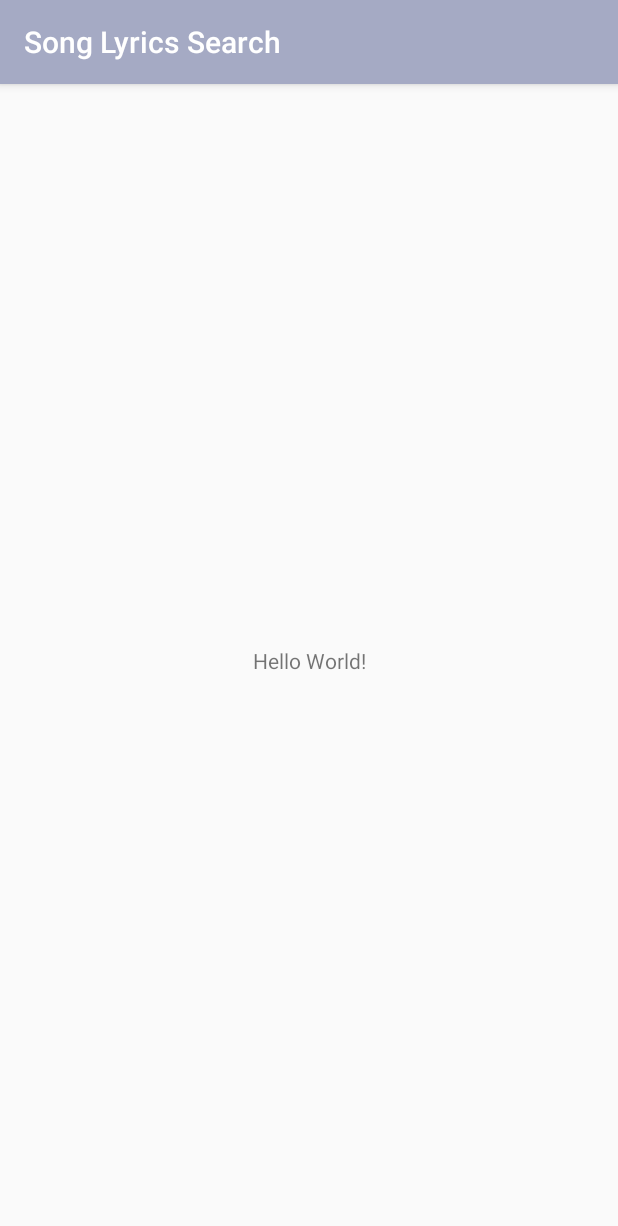
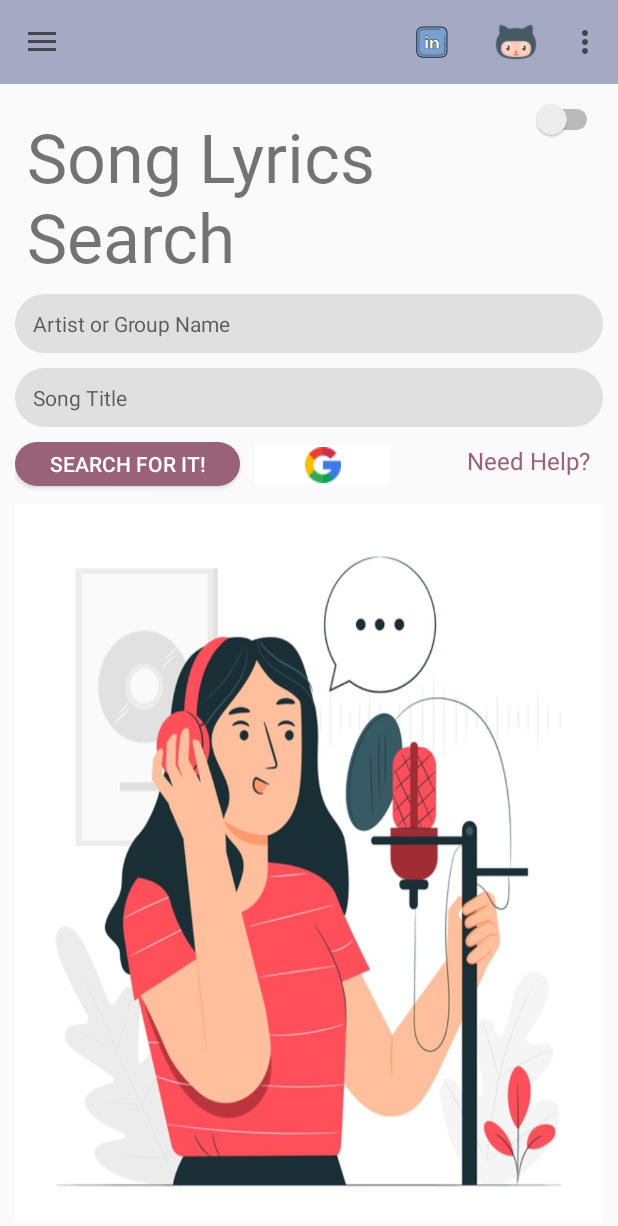
Before and after one commit to andressamachado/Song-Lyrics-Search, an Android app: the screen it shows after launch (MainActivity), on a phone screen of 412 x 824 dp. Shown: the top 1226 px of the screen. Run offline under Robolectric (Android 15) with nearby library versions, the phone set to English and light mode, and no system bars.

Commit message:
Navigation Drawer layout & Toolbar layout added

```diff
--- a/app/build.gradle
+++ b/app/build.gradle
@@ -26,7 +26,9 @@ dependencies {
     implementation fileTree(dir: "libs", include: ["*.jar"])
     implementation 'androidx.appcompat:appcompat:1.2.0'
     implementation 'androidx.constraintlayout:constraintlayout:1.1.3'
-    testImplementation 'junit:junit:4.12'
+    implementation 'com.google.android.material:material:1.2.0'
+    testImplementation 'junit:junit:4.13'
+
     androidTestImplementation 'androidx.test.ext:junit:1.1.1'
     androidTestImplementation 'androidx.test.espresso:espresso-core:3.2.0'
 
--- a/app/src/main/java/com/andressamachado/songlyricssearch/MainActivity.java
+++ b/app/src/main/java/com/andressamachado/songlyricssearch/MainActivity.java
@@ -1,14 +1,69 @@
 package com.andressamachado.songlyricssearch;
 
+import androidx.annotation.NonNull;
+import androidx.appcompat.app.ActionBarDrawerToggle;
 import androidx.appcompat.app.AppCompatActivity;
+import androidx.appcompat.widget.Toolbar;
+import androidx.core.view.GravityCompat;
+import androidx.drawerlayout.widget.DrawerLayout;
 
+import android.app.AlertDialog;
+import android.content.Intent;
+import android.net.Uri;
 import android.os.Bundle;
+import android.view.Menu;
+import android.view.MenuInflater;
+import android.view.MenuItem;
+import android.view.View;
+import android.widget.EditText;
+import android.widget.TextView;
+import android.widget.Toast;
 
-public class MainActivity extends AppCompatActivity {
+import com.google.android.material.navigation.NavigationView;
+
+public class MainActivity extends AppCompatActivity implements NavigationView.OnNavigationItemSelectedListener {
 
     @Override
     protected void onCreate(Bundle savedInstanceState) {
         super.onCreate(savedInstanceState);
-        setContentView(R.layout.activity_main);
+        setContentView(R.layout.main_search_page_activity);
+
+        Toolbar toolbar;
+        toolbar = (Toolbar) findViewById(R.id.application_toolbar);
+
+        DrawerLayout drawer;
+        drawer = findViewById(R.id.drawer_layout);
+
+        toolbar.setTitle("");
+        setSupportActionBar(toolbar);
+
+        ActionBarDrawerToggle toggle = new ActionBarDrawerToggle(this, drawer, toolbar, R.string.open, R.string.close);
+        drawer.addDrawerListener(toggle);
+        toggle.syncState();
+
+        //Standard navigation menu for the application. It is what pops out from the side
+        NavigationView navigationView = findViewById(R.id.nav_view);
+        navigationView.setNavigationItemSelectedListener(this);
+
+    }
+
+    @Override
+    public boolean onCreateOptionsMenu(Menu menu) {
+        // Inflate the menu items for use in the action bar
+        MenuInflater inflater = getMenuInflater();
+        //Inflate the menu with a layout created for it
+        inflater.inflate(R.menu.toolbar_menu, menu);
+
+        return true;
+    }
+
+    @Override
+    public boolean onOptionsItemSelected(MenuItem item) {
+        return true;
+    }
+
+    @Override
+    public boolean onNavigationItemSelected(@NonNull MenuItem item) {
+        return false;
     }
 }
--- /dev/null
+++ b/app/src/main/res/drawable/ic_drawer_about_api.xml
@@ -0,0 +1,5 @@
+<vector android:alpha="0.8" android:height="24dp" android:tint="#3C3D41"
+    android:viewportHeight="24" android:viewportWidth="24"
+    android:width="24dp" xmlns:android="http://schemas.android.com/apk/res/android">
+    <path android:fillColor="@android:color/white" android:pathData="M20,18c1.1,0 1.99,-0.9 1.99,-2L22,6c0,-1.1 -0.9,-2 -2,-2H4c-1.1,0 -2,0.9 -2,2v10c0,1.1 0.9,2 2,2H0v2h24v-2h-4zM4,6h16v10H4V6z"/>
+</vector>
--- /dev/null
+++ b/app/src/main/res/drawable/ic_drawer_instructions.xml
@@ -0,0 +1,12 @@
+<vector
+    android:height="24dp"
+    android:tint="#3C3D41"
+    android:viewportHeight="24"
+    android:viewportWidth="24"
+    android:width="24dp"
+    xmlns:android="http://schemas.android.com/apk/res/android">
+
+    <path
+        android:fillColor="@android:color/white"
+        android:pathData="M19,1L5,1c-1.1,0 -1.99,0.9 -1.99,2L3,15.93c0,0.69 0.35,1.3 0.88,1.66L12,23l8.11,-5.41c0.53,-0.36 0.88,-0.97 0.88,-1.66L21,3c0,-1.1 -0.9,-2 -2,-2zM10,16l-5,-5 1.41,-1.41L10,13.17l7.59,-7.59L19,7l-9,9z"/>
+</vector>
--- a/app/src/main/res/layout/main_search_page_activity.xml
+++ b/app/src/main/res/layout/main_search_page_activity.xml
@@ -1,13 +1,42 @@
 <?xml version="1.0" encoding="utf-8"?>
 
-<RelativeLayout xmlns:android="http://schemas.android.com/apk/res/android"
+<RelativeLayout
+    xmlns:android="http://schemas.android.com/apk/res/android"
+    xmlns:tools="http://schemas.android.com/tools"
+    xmlns:app="http://schemas.android.com/apk/res-auto"
     android:layout_width="match_parent"
     android:layout_height="match_parent"
-    xmlns:tools="http://schemas.android.com/tools"
     android:orientation="vertical"
     android:focusable="true"
     android:focusableInTouchMode="true"
-    android:id="@+id/song_lyrics_main">
+    android:id="@+id/song_lyrics_main"
+    tools:context=".MainActivity">
+
+    <androidx.appcompat.widget.Toolbar
+        android:id="@+id/application_toolbar"
+        android:layout_width="match_parent"
+        android:layout_height="wrap_content"
+        android:layout_alignParentTop="true"
+        android:layout_alignParentEnd="true"
+        android:layout_alignParentStart="true"
+        android:minHeight="?attr/actionBarSize"
+        android:background="@color/colorPrimary"
+        />
+
+    <androidx.drawerlayout.widget.DrawerLayout
+        android:id="@+id/drawer_layout"
+        android:layout_width="match_parent"
+        android:layout_height="match_parent"
+        android:layout_below="@+id/application_toolbar"
+        tools:openDrawer="start">
+
+        <!-- THIS IS WHAT IS VISIBLE ON SCREEN:-->
+
+        <RelativeLayout
+            android:layout_width="match_parent"
+            android:layout_height="match_parent"
+            android:layout_below="@+id/myToolbar"
+            android:padding="10dp">
 
             <TextView
                 android:id="@+id/application_name"
@@ -91,7 +120,7 @@
                 android:layout_toStartOf="@+id/help_button"
                 android:layout_toEndOf="@+id/search_button"
                 android:background="@android:color/white"
-        android:src="@drawable/google_icon" />
+                android:src="@drawable/ic_google" />
 
             <TextView
                 android:id="@+id/help_button"
@@ -123,3 +152,18 @@
                 android:background="@drawable/background"
                 />
         </RelativeLayout>
+
+    <!-- THIS IS WHAT IS WHAT POPS OUT FROM THE SIDE:-->
+
+    <com.google.android.material.navigation.NavigationView
+        app:headerLayout="@layout/navigation_drawer_header_layout"
+        android:fitsSystemWindows="true"
+        android:layout_width="wrap_content"
+        android:layout_height="match_parent"
+        android:layout_gravity="start"
+        app:menu="@menu/navigation_drawer_menu"
+        android:id="@+id/nav_view"/>
+
+    </androidx.drawerlayout.widget.DrawerLayout>
+
+</RelativeLayout>
--- /dev/null
+++ b/app/src/main/res/menu/navigation_drawer_menu.xml
@@ -0,0 +1,29 @@
+<?xml version="1.0" encoding="utf-8"?>
+
+<menu xmlns:android="http://schemas.android.com/apk/res/android"
+    xmlns:app="http://schemas.android.com/apk/res-auto">
+
+    <item android:id="@+id/drawer_instructions"
+        android:title="@string/drawer_instructions_label"
+        android:icon="@drawable/ic_drawer_instructions"
+        android:orderInCategory="50"
+        app:showAsAction="ifRoom"/>
+
+    <item android:id="@+id/drawer_about_api"
+        android:title="@string/drawer_about_api_label"
+        android:icon="@drawable/ic_drawer_about_api"
+        android:orderInCategory="100"
+        app:showAsAction="ifRoom"/>
+
+    <item android:id="@+id/drawer_github"
+        android:title="@string/drawer_github_page_label"
+        android:icon="@drawable/ic_github"
+        android:orderInCategory="200"
+        app:showAsAction="ifRoom"/>
+
+    <item android:id="@+id/drawer_linkedin"
+        android:title="@string/drawer_linkedin_label"
+        android:icon="@drawable/ic_linkedin"
+        android:orderInCategory="200"
+        app:showAsAction="ifRoom"/>
+</menu>
--- /dev/null
+++ b/app/src/main/res/menu/toolbar_menu.xml
@@ -0,0 +1,27 @@
+<?xml version="1.0" encoding="utf-8"?>
+
+<menu
+    xmlns:android="http://schemas.android.com/apk/res/android"
+    xmlns:app="http://schemas.android.com/apk/res-auto">
+
+    <item
+        android:id="@+id/toolbar_linkedin"
+        android:icon="@drawable/ic_linkedin_toolbar"
+        android:title="@string/drawer_linkedin_label"
+        android:orderInCategory="1"
+        app:showAsAction="ifRoom" />
+
+    <item
+        android:id="@+id/toolbar_github"
+        android:icon="@drawable/ic_github_toolbar"
+        android:title="@string/drawer_github_page_label"
+        android:orderInCategory="2"
+        app:showAsAction="always" />
+
+    <item
+        android:id="@+id/toolbar_about"
+        android:title="@string/about_this_project"
+        app:showAsAction="never"
+        />
+
+</menu>
--- a/app/src/main/res/values/strings.xml
+++ b/app/src/main/res/values/strings.xml
@@ -7,4 +7,15 @@
     <string name="song_field_input_hint">Song Title</string>
     <string name="search_button_text">Search for it!</string>
     <string name="need_help_clickable">Need Help?</string>
+    <string name="author_name">Andressa Machado</string>
+    <string name="application_version">version 1.0</string>
+    <string name="author_photo">author photo</string>
+    <string name="drawer_instructions_label">Instructions</string>
+    <string name="drawer_about_api_label">About the API</string>
+    <string name="drawer_github_page_label">My GitHub Page</string>
+    <string name="drawer_linkedin_label">My LinkedIn Profile</string>
+    <string name="about_this_project">About this Project</string>
+
+    <string name="open">open</string>
+    <string name="close">close</string>
 </resources>
--- a/app/src/main/res/values/styles.xml
+++ b/app/src/main/res/values/styles.xml
@@ -5,6 +5,9 @@
         <item name="colorPrimary">@color/colorPrimary</item>
         <item name="colorPrimaryDark">@color/colorPrimaryDark</item>
         <item name="colorAccent">@color/colorAccent</item>
+
+        <item name="windowActionBar">false</item>
+        <item name="windowNoTitle">true</item>
     </style>
 
 </resources>
```
Also changed, not shown: app/src/main/res/layout/navigation_drawer_header_layout.xml (added, +47 -0 lines), app/src/main/res/drawable/ic_github.png (added), app/src/main/res/drawable/ic_github_toolbar.png (added), app/src/main/res/drawable/ic_google.png (renamed from app/src/main/res/drawable/google_icon.png), app/src/main/res/drawable/ic_linkedin.png (added), app/src/main/res/drawable/ic_linkedin_toolbar.png (added), 2 other files. Lines whose indentation alone changed are shown as unchanged.
